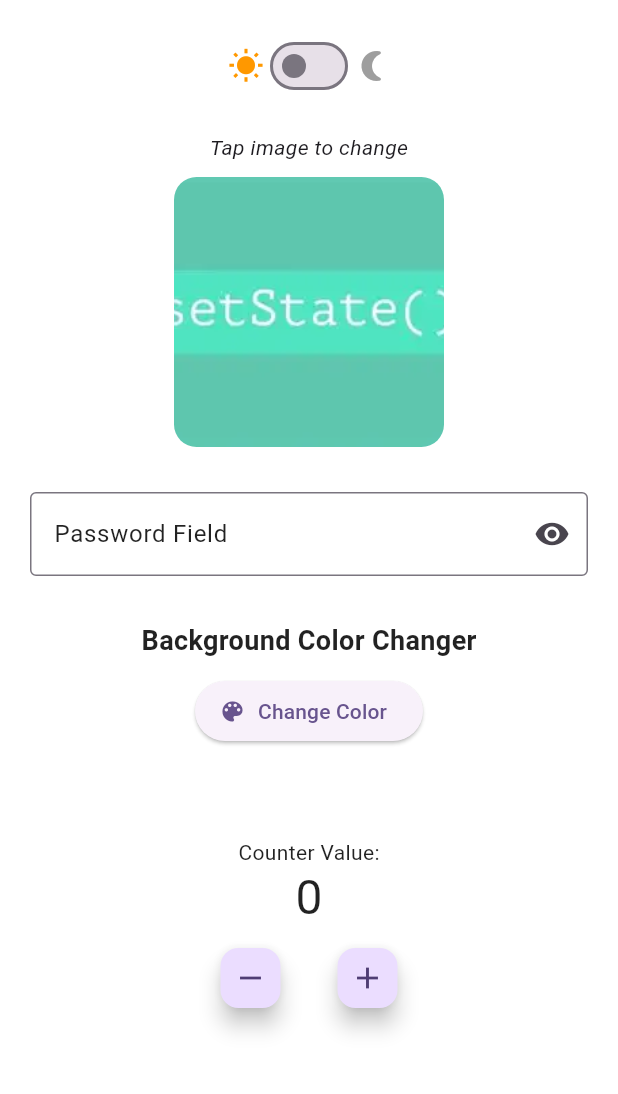
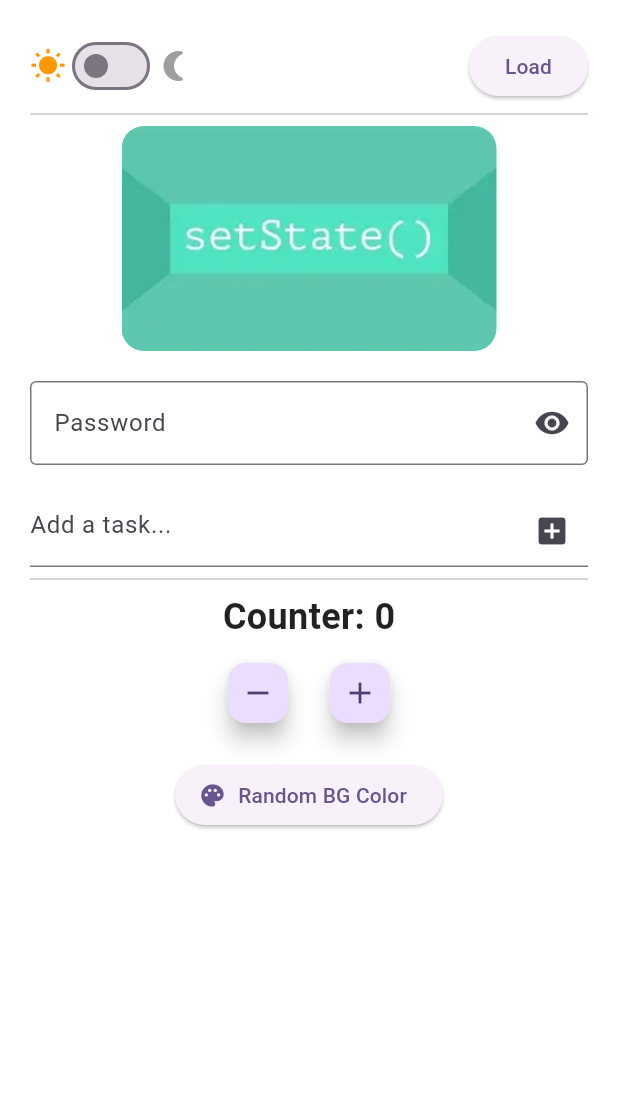
Before and after one commit to mgbhone556/set_state, a Flutter app: the screen it shows after launch, on a phone screen of 412 x 824 dp, the part 84-1178 px from its top. Run offline on Flutter 3.47's test engine with Material 3 defaults, Android fonts, the phone set to English and light mode, and no system bars.

Commit message:
Update home_page.dart

```diff
--- a/lib/home_page.dart
+++ b/lib/home_page.dart
@@ -16,6 +16,10 @@ class _HomePageState extends State<SetStateHomePage> {
   bool _isObscure = true;
   int _imageIndex = 0;
   bool _isDarkTheme = false;
+  bool _isLoading = false;
+  final List<String> _todoList = [];
+  final TextEditingController _todoController = TextEditingController();
+  String? _errorText;
 
   final List<String> _images = [
     'images/OIP.webp',
@@ -23,23 +27,10 @@ class _HomePageState extends State<SetStateHomePage> {
     'images/demon_salyer.jpg',
   ];
 
-  void _onThemeChanged(bool value) {
-    setState(() {
-      _isDarkTheme = value;
-    });
-  }
-
-  void _nextImage() {
-    setState(() {
-      _imageIndex = (_imageIndex + 1) % _images.length;
-    });
-  }
-
-  void _togglePassword() {
-    setState(() {
-      _isObscure = !_isObscure;
-    });
-  }
+  void _onThemeChanged(bool value) => setState(() => _isDarkTheme = value);
+  void _nextImage() =>
+      setState(() => _imageIndex = (_imageIndex + 1) % _images.length);
+  void _togglePassword() => setState(() => _isObscure = !_isObscure);
 
   void _changeColor() {
     setState(() {
@@ -52,17 +43,29 @@ class _HomePageState extends State<SetStateHomePage> {
     });
   }
 
-  void _decreaseCounter() {
+  Future<void> _simulateLoading() async {
+    setState(() => _isLoading = true);
+    await Future.delayed(const Duration(seconds: 2));
+    setState(() => _isLoading = false);
+  }
+
+  void _addTask() {
+    if (_todoController.text.isNotEmpty) {
       setState(() {
+        _todoList.add(_todoController.text);
+        _todoController.clear();
+      });
+    }
+  }
+
+  void _removeTask(int index) {
+    setState(() => _todoList.removeAt(index));
+  }
+
+  void _incrementCounter() => setState(() => _counter++);
+  void _decreaseCounter() => setState(() {
     if (_counter > 0) _counter--;
   });
-  }
-
-  void _incrementCounter() {
-    setState(() {
-      _counter++;
-    });
-  }
 
   @override
   Widget build(BuildContext context) {
@@ -79,10 +82,11 @@ class _HomePageState extends State<SetStateHomePage> {
         child: Padding(
           padding: const EdgeInsets.all(20.0),
           child: Column(
-            mainAxisAlignment: MainAxisAlignment.center,
             children: [
               Row(
-                mainAxisAlignment: MainAxisAlignment.center,
+                mainAxisAlignment: MainAxisAlignment.spaceBetween,
+                children: [
+                  Row(
                     children: [
                       Icon(
                         Icons.wb_sunny,
@@ -95,40 +99,44 @@ class _HomePageState extends State<SetStateHomePage> {
                       ),
                     ],
                   ),
-              const SizedBox(height: 20),
+                  _isLoading
+                      ? const CircularProgressIndicator()
+                      : ElevatedButton(
+                          onPressed: _simulateLoading,
+                          child: const Text("Load"),
+                        ),
+                ],
+              ),
+              const Divider(),
 
-              const Text(
-                "Tap image to change",
-                style: TextStyle(fontStyle: FontStyle.italic),
-              ),
-              const SizedBox(height: 10),
               GestureDetector(
                 onTap: _nextImage,
                 child: ClipRRect(
                   borderRadius: BorderRadius.circular(15),
                   child: Image.asset(
                     _images[_imageIndex],
-                    height: 180,
-                    width: 180,
+                    height: 150,
+                    width: 250,
                     fit: BoxFit.cover,
-
-                    errorBuilder: (context, error, stackTrace) => Container(
-                      height: 180,
-                      width: 180,
+                    errorBuilder: (context, e, s) => Container(
+                      height: 150,
                       color: Colors.grey[300],
-                      child: const Icon(Icons.image_not_supported, size: 50),
+                      child: const Icon(Icons.image),
                     ),
                   ),
                 ),
               ),
-              const SizedBox(height: 30),
+              const SizedBox(height: 20),
 
               TextField(
                 obscureText: _isObscure,
+                onChanged: (val) => setState(
+                  () => _errorText = val.length < 6 ? "Too short" : null,
+                ),
                 style: TextStyle(color: textColor),
                 decoration: InputDecoration(
-                  labelText: "Password Field",
-                  labelStyle: TextStyle(color: textColor),
+                  labelText: "Password",
+                  errorText: _errorText,
                   border: const OutlineInputBorder(),
                   suffixIcon: IconButton(
                     icon: Icon(
@@ -138,58 +146,68 @@ class _HomePageState extends State<SetStateHomePage> {
                   ),
                 ),
               ),
-              const SizedBox(height: 30),
+              const SizedBox(height: 20),
+
+              TextField(
+                controller: _todoController,
+                style: TextStyle(color: textColor),
+                decoration: InputDecoration(
+                  hintText: "Add a task...",
+                  suffixIcon: IconButton(
+                    icon: const Icon(Icons.add_box),
+                    onPressed: _addTask,
+                  ),
+                ),
+              ),
+              ListView.builder(
+                shrinkWrap: true,
+                physics: const NeverScrollableScrollPhysics(),
+                itemCount: _todoList.length,
+                itemBuilder: (context, index) {
+                  return ListTile(
+                    title: Text(
+                      _todoList[index],
+                      style: TextStyle(color: textColor),
+                    ),
+                    trailing: IconButton(
+                      icon: const Icon(Icons.delete, color: Colors.red),
+                      onPressed: () => _removeTask(index),
+                    ),
+                  );
+                },
+              ),
+              const Divider(),
 
               Text(
-                'Background Color Changer',
+                'Counter: $_counter',
                 style: TextStyle(
-                  fontSize: 18,
+                  fontSize: 24,
+                  color: textColor,
                   fontWeight: FontWeight.bold,
-                  color: textColor,
                 ),
-              ),
-              const SizedBox(height: 10),
-              ElevatedButton.icon(
-                onPressed: _changeColor,
-                icon: const Icon(Icons.color_lens),
-                label: const Text("Change Color"),
-              ),
-              const SizedBox(height: 40),
-
-              Container(
-                padding: const EdgeInsets.all(20),
-                decoration: BoxDecoration(
-                  color: Colors.white.withOpacity(0.2),
-                  borderRadius: BorderRadius.circular(10),
-                ),
-                child: Column(
-                  children: [
-                    Text('Counter Value:', style: TextStyle(color: textColor)),
-                    Text(
-                      '$_counter',
-                      style: Theme.of(
-                        context,
-                      ).textTheme.headlineLarge?.copyWith(color: textColor),
               ),
               const SizedBox(height: 10),
               Row(
                 mainAxisAlignment: MainAxisAlignment.center,
                 children: [
                   FloatingActionButton.small(
+                    heroTag: "b1",
                     onPressed: _decreaseCounter,
-                          heroTag: "btn1",
                     child: const Icon(Icons.remove),
                   ),
-                        const SizedBox(width: 30),
+                  const SizedBox(width: 20),
                   FloatingActionButton.small(
+                    heroTag: "b2",
                     onPressed: _incrementCounter,
-                          heroTag: "btn2",
                     child: const Icon(Icons.add),
                   ),
                 ],
               ),
-                  ],
-                ),
+              const SizedBox(height: 20),
+              ElevatedButton.icon(
+                onPressed: _changeColor,
+                icon: const Icon(Icons.palette),
+                label: const Text("Random BG Color"),
               ),
             ],
           ),
```
Lines whose indentation alone changed are shown as unchanged.
